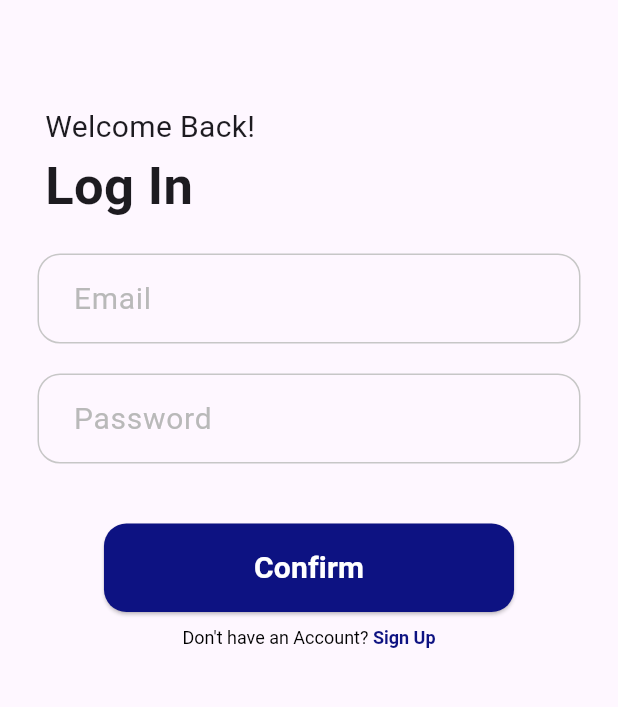
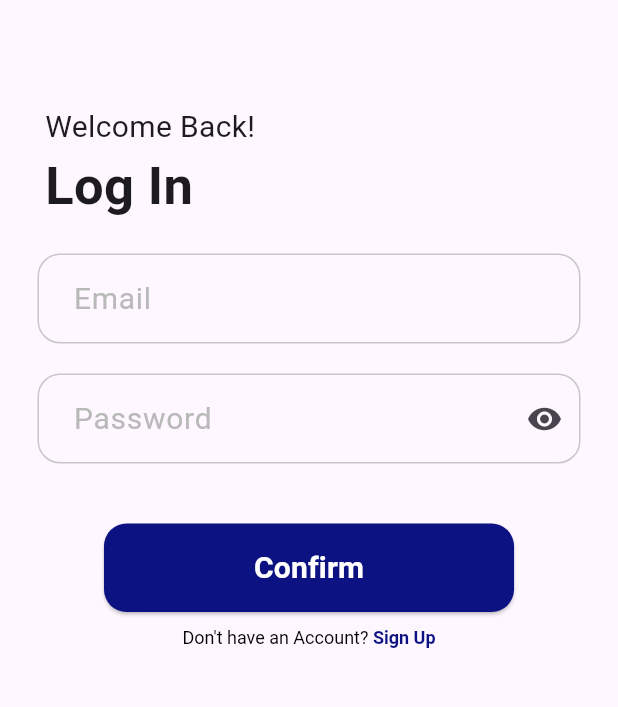
Before and after one commit to rekksu/barrioset, a Flutter app: the screen it shows after launch, after a tap on an icon or button, on a phone screen of 412 x 824 dp, the part 75-782 px from its top. Run offline on Flutter 3.47's test engine with Material 3 defaults, Android fonts, the phone set to English and light mode, and no system bars; our stand-ins replace cloud_firestore, firebase_auth, firebase_core; missing offline and left inert: email_auth; accounts and stored records are empty.

Commit message:
ooo wieee

```diff
--- a/lib/pages/login.dart
+++ b/lib/pages/login.dart
@@ -13,6 +13,7 @@ import 'resident.dart';
 final _formkey = GlobalKey<FormState>();
 
 final _auth = FirebaseAuth.instance;
+bool _isObscure3 = true;
 
 final _email = new TextEditingController();
 final _password = new TextEditingController();
@@ -131,8 +132,18 @@ class _LoginState extends State<Login> {
                 Padding(
                   padding: EdgeInsets.symmetric(horizontal: 25),
                   child: TextFormField(
+                    obscureText: _isObscure3,
                     controller: _password,
                     decoration: InputDecoration(
+                      suffixIcon: IconButton(
+                                icon: Icon(_isObscure3
+                                    ? Icons.visibility
+                                    : Icons.visibility_off),
+                                onPressed: () {
+                                  setState(() {
+                                    _isObscure3 = !_isObscure3;
+                                  });
+                                }),
                       helperText: ' ',
                       enabledBorder: OutlineInputBorder(
                         borderRadius: BorderRadius.circular(15),
```
